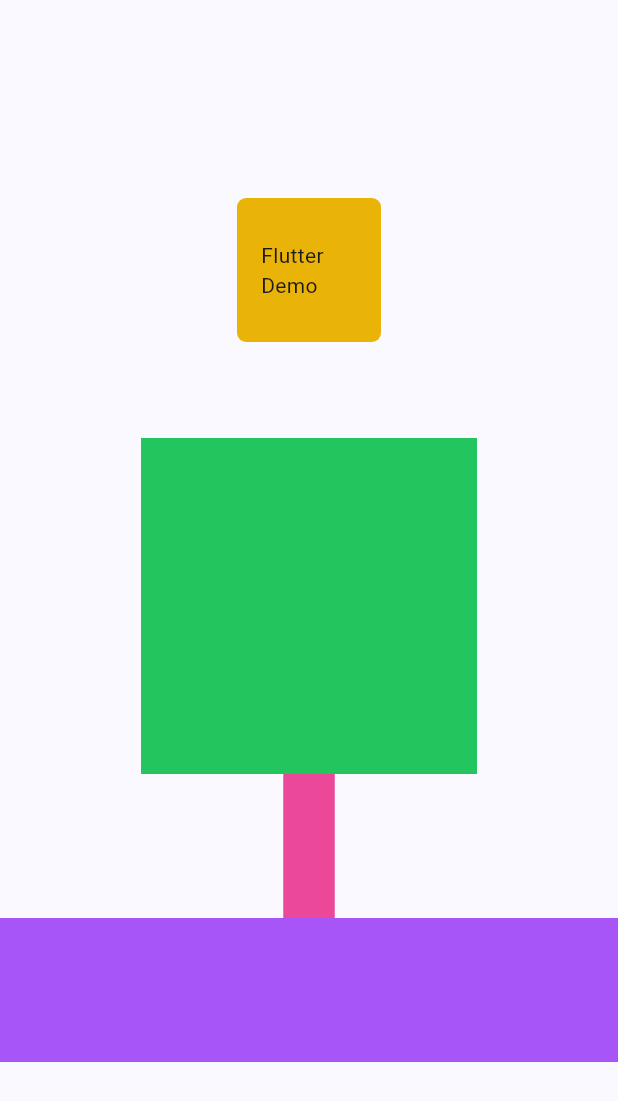
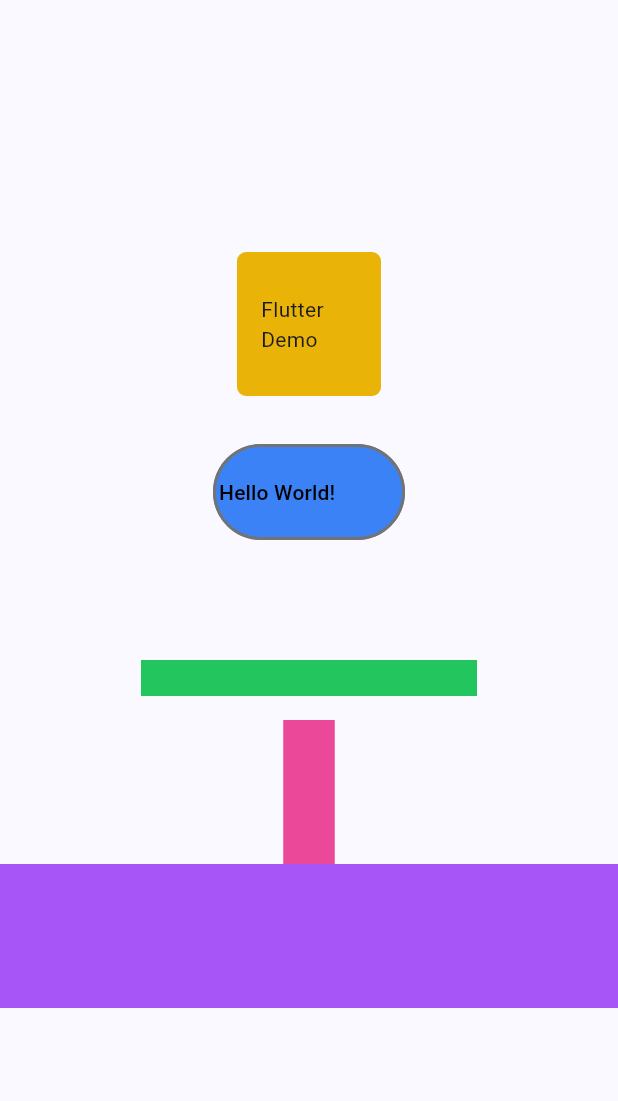
Before and after one commit to SquintInc/breeze_ui, a Flutter app: the screen it shows after launch, on a phone screen of 412 x 824 dp. Shown: the top 1101 px of the screen. Run offline on Flutter 3.47's test engine with Material 3 defaults, Android fonts, the phone set to English and light mode, and no system bars; missing offline and left inert: build, source_gen.

Commit message:
Add TwButton

```diff
--- a/examples/tailwind_elements_playground/lib/main.dart
+++ b/examples/tailwind_elements_playground/lib/main.dart
@@ -18,11 +18,11 @@ class TailwindElementsPlayground extends StatelessWidget {
         colorScheme: ColorScheme.fromSeed(seedColor: bg_blue_500.color),
         useMaterial3: true,
       ),
-      home: const Material(
+      home: Material(
         child: Column(
           mainAxisAlignment: MainAxisAlignment.center,
           children: [
-            TwDiv(
+            const TwDiv(
               style: TwStyle(
                 backgroundColor: bg_yellow_500,
                 width: w_24,
@@ -34,24 +34,55 @@ class TailwindElementsPlayground extends StatelessWidget {
               alignment: Alignment.center,
               child: Text('Flutter Demo'),
             ),
-            TwSizedBox(
+            TwButton(
+              onPressed: () {},
+              alignment: Alignment.centerLeft,
+              animationDuration: const Duration(milliseconds: 100),
+              style: const TwStyle(
+                backgroundColor: bg_blue_500,
+                width: w_32,
+                height: h_16,
+                margin: TwMargin.all(m_4),
+                padding: TwPadding.x(px_1),
+                borderRadius: TwBorderRadius.all(rounded_full),
+                border: TwBorder.all(border_2),
+                borderColor: border_neutral_500,
+              ),
+              hovered: const TwStyle(
+                backgroundColor: bg_red_700,
+                textColor: text_white,
+                borderRadius: TwBorderRadius.all(rounded_full),
+                border: TwBorder.all(border_8),
+                borderColor: border_neutral_500,
+              ),
+              pressed: const TwStyle(
+                backgroundColor: bg_green_700,
+                textColor: text_green_500,
+                borderRadius: TwBorderRadius.all(rounded_md),
+                border: TwBorder.all(border_4),
+                borderColor: border_black,
+              ),
+              child: const Text('Hello World!'),
+            ),
+            const TwSizedBox(
               height: h_12,
             ),
-            TwDiv(
+            const TwDiv(
               style: TwStyle(
                 width: w_56,
-                height: h_56,
+                height: h_6,
+                margin: TwMargin.all(m_4),
                 backgroundColor: bg_green_500,
               ),
             ),
-            TwDiv(
+            const TwDiv(
               style: TwStyle(
                 width: w_frac_1_12,
                 height: h_24,
                 backgroundColor: bg_pink_500,
               ),
             ),
-            TwDiv(
+            const TwDiv(
               style: TwStyle(
                 width: w_full,
                 height: h_24,
--- a/lib/widgets.dart
+++ b/lib/widgets.dart
@@ -1,2 +1,3 @@
+export 'widgets/button.dart';
 export 'widgets/div.dart';
 export 'widgets/sized_box.dart';
--- /dev/null
+++ b/lib/widgets/button.dart
@@ -0,0 +1,288 @@
+import 'package:flutter/material.dart';
+import 'package:tailwind_elements/config/options/box_types.dart';
+import 'package:tailwind_elements/widgets/div.dart';
+import 'package:tailwind_elements/widgets/style.dart';
+
+extension TwStyleButtonExtension on TwStyle {
+  /// Gets the [BorderSide] from a [TwStyle], which includes the border color
+  /// and width. Note that Material buttons only support a single border width
+  /// via TwBorder.all(...)
+  BorderSide toBorderSide() => BorderSide(
+        color: hasBorderDecoration
+            ? borderColor?.color ?? Colors.transparent
+            : Colors.transparent,
+        width: border?.all.value.logicalPixels ?? 0.0,
+        strokeAlign: borderStrokeAlign ?? BorderSide.strokeAlignInside,
+      );
+
+  bool get requiresDivWrapper =>
+      boxShadow != null ||
+      margin != null ||
+      hasConstraints ||
+      hasPercentageSize ||
+      hasPercentageConstraints;
+}
+
+/// A [TextButton] widget wrapper with support for Tailwind styled properties.
+@immutable
+class TwButton extends StatelessWidget {
+  /// Tailwind style properties (including styling for different button states)
+  final TwStyle style;
+
+  /// Style override for when the button is disabled
+  final TwStyle? disabled;
+
+  /// Style override for when the button is focused
+  final TwStyle? focused;
+
+  /// Style override for when the button is pressed
+  final TwStyle? pressed;
+
+  /// Style override for when the button is hovered
+  final TwStyle? hovered;
+
+  // Pass-through properties for [TextButton]
+  final Widget? child;
+  final VoidCallback? onPressed;
+  final VoidCallback? onLongPress;
+  final ValueChanged<bool>? onHover;
+  final ValueChanged<bool>? onFocusChange;
+  final FocusNode? focusNode;
+  final bool autofocus;
+  final Clip clipBehavior;
+  final MaterialStatesController? statesController;
+  final bool isSemanticButton;
+
+  // Pass-through properties for [ButtonStyle]
+  final MaterialTapTargetSize tapTargetSize;
+  final Duration animationDuration;
+  final AlignmentGeometry? alignment;
+
+  const TwButton({
+    required this.style,
+    this.disabled,
+    this.focused,
+    this.pressed,
+    this.hovered,
+    this.child,
+    this.onPressed,
+    this.onLongPress,
+    this.onHover,
+    this.onFocusChange,
+    this.focusNode,
+    this.autofocus = false,
+    this.clipBehavior = Clip.none,
+    this.statesController,
+    this.isSemanticButton = true,
+    this.tapTargetSize = MaterialTapTargetSize.padded,
+    this.animationDuration = const Duration(milliseconds: 0),
+    this.alignment,
+    super.key,
+  });
+
+  ButtonStyle _buttonStyle({
+    required final double widthPx,
+    required final double heightPx,
+  }) {
+    return ButtonStyle(
+      foregroundColor: MaterialStateProperty.resolveWith<Color>(
+        (final states) => switch (getSelectableState(states)) {
+          SelectableState.normal ||
+          SelectableState.dragged ||
+          SelectableState.selected =>
+            style.textColor?.color ?? Colors.black,
+          SelectableState.disabled => disabled?.textColor?.color ??
+              style.textColor?.color ??
+              Colors.black,
+          SelectableState.hovered =>
+            hovered?.textColor?.color ?? style.textColor?.color ?? Colors.black,
+          SelectableState.focused =>
+            focused?.textColor?.color ?? style.textColor?.color ?? Colors.black,
+          SelectableState.pressed =>
+            pressed?.textColor?.color ?? style.textColor?.color ?? Colors.black,
+        },
+      ),
+      backgroundColor: MaterialStateProperty.resolveWith<Color>(
+        (final states) => switch (getSelectableState(states)) {
+          SelectableState.normal ||
+          SelectableState.dragged ||
+          SelectableState.selected =>
+            style.backgroundColor?.color ?? Colors.transparent,
+          SelectableState.disabled => disabled?.backgroundColor?.color ??
+              style.backgroundColor?.color ??
+              Colors.transparent,
+          SelectableState.hovered => hovered?.backgroundColor?.color ??
+              style.backgroundColor?.color ??
+              Colors.transparent,
+          SelectableState.focused => focused?.backgroundColor?.color ??
+              style.backgroundColor?.color ??
+              Colors.transparent,
+          SelectableState.pressed => pressed?.backgroundColor?.color ??
+              style.backgroundColor?.color ??
+              Colors.transparent,
+        },
+      ),
+      minimumSize: MaterialStateProperty.all<Size>(
+        Size(widthPx, heightPx),
+      ),
+      fixedSize: MaterialStateProperty.all<Size>(
+        Size(widthPx, heightPx),
+      ),
+      maximumSize: MaterialStateProperty.all<Size>(
+        Size(widthPx, heightPx),
+      ),
+      padding: MaterialStateProperty.resolveWith<EdgeInsetsGeometry>(
+        (final states) => switch (getSelectableState(states)) {
+          SelectableState.normal ||
+          SelectableState.dragged ||
+          SelectableState.selected =>
+            style.padding?.toEdgeInsets() ?? EdgeInsets.zero,
+          SelectableState.disabled => disabled?.padding?.toEdgeInsets() ??
+              style.padding?.toEdgeInsets() ??
+              EdgeInsets.zero,
+          SelectableState.hovered => hovered?.padding?.toEdgeInsets() ??
+              style.padding?.toEdgeInsets() ??
+              EdgeInsets.zero,
+          SelectableState.focused => focused?.padding?.toEdgeInsets() ??
+              style.padding?.toEdgeInsets() ??
+              EdgeInsets.zero,
+          SelectableState.pressed => pressed?.padding?.toEdgeInsets() ??
+              style.padding?.toEdgeInsets() ??
+              EdgeInsets.zero,
+        },
+      ),
+      shape: style.hasBorderDecoration
+          ? MaterialStateProperty.resolveWith<OutlinedBorder?>(
+              (final states) => RoundedRectangleBorder(
+                borderRadius: style.borderRadius?.type == BoxCornerType.all
+                    ? style.borderRadius?.toBorderRadius() ?? BorderRadius.zero
+                    : BorderRadius.zero,
+                side: switch (getSelectableState(states)) {
+                  SelectableState.normal ||
+                  SelectableState.dragged ||
+                  SelectableState.selected =>
+                    style.toBorderSide(),
+                  SelectableState.disabled =>
+                    disabled?.toBorderSide() ?? style.toBorderSide(),
+                  SelectableState.hovered =>
+                    hovered?.toBorderSide() ?? style.toBorderSide(),
+                  SelectableState.focused =>
+                    focused?.toBorderSide() ?? style.toBorderSide(),
+                  SelectableState.pressed =>
+                    pressed?.toBorderSide() ?? style.toBorderSide(),
+                },
+              ),
+            )
+          : null,
+      side: style.hasBorderDecoration
+          ? MaterialStateProperty.resolveWith<BorderSide?>(
+              (final states) => switch (getSelectableState(states)) {
+                SelectableState.normal ||
+                SelectableState.dragged ||
+                SelectableState.selected =>
+                  style.toBorderSide(),
+                SelectableState.disabled =>
+                  disabled?.toBorderSide() ?? style.toBorderSide(),
+                SelectableState.hovered =>
+                  hovered?.toBorderSide() ?? style.toBorderSide(),
+                SelectableState.focused =>
+                  focused?.toBorderSide() ?? style.toBorderSide(),
+                SelectableState.pressed =>
+                  pressed?.toBorderSide() ?? style.toBorderSide(),
+              },
+            )
+          : null,
+      // Currently no support for overlay color
+      overlayColor: MaterialStateProperty.all<Color>(
+        Colors.transparent,
+      ),
+      // Currently no support for elevation color
+      elevation: MaterialStateProperty.all<double>(0),
+      shadowColor: null,
+      animationDuration: animationDuration,
+      tapTargetSize: tapTargetSize,
+      alignment: alignment,
+    );
+  }
+
+  bool get requiresDivWrapper =>
+      style.requiresDivWrapper ||
+      (disabled?.requiresDivWrapper ?? false) ||
+      (focused?.requiresDivWrapper ?? false) ||
+      (pressed?.requiresDivWrapper ?? false) ||
+      (hovered?.requiresDivWrapper ?? false);
+
+  TextButton _textButton({
+    required final double widthPx,
+    required final double heightPx,
+  }) =>
+      TextButton(
+        key: key,
+        onPressed: onPressed,
+        onLongPress: onLongPress,
+        onHover: onHover,
+        onFocusChange: onFocusChange,
+        style: _buttonStyle(
+          widthPx: widthPx,
+          heightPx: heightPx,
+        ),
+        focusNode: focusNode,
+        autofocus: autofocus,
+        clipBehavior: clipBehavior,
+        statesController: statesController,
+        isSemanticButton: isSemanticButton,
+        child: child ?? const SizedBox(),
+      );
+
+  @override
+  Widget build(final BuildContext context) {
+    if (requiresDivWrapper) {
+      return TwDiv(
+        key: key,
+        alignment: alignment,
+        clipBehavior: clipBehavior,
+        style: TwStyle(
+          width: style.width,
+          height: style.height,
+          borderRadius: style.borderRadius,
+          boxShadow: style.boxShadow,
+          margin: style.margin,
+          minWidth: style.minWidth,
+          minHeight: style.minHeight,
+          maxWidth: style.maxWidth,
+          maxHeight: style.maxHeight,
+        ),
+        child: (style.hasPercentageSize || style.hasPercentageConstraints)
+            ? LayoutBuilder(
+                builder: (
+                  final BuildContext context,
+                  final BoxConstraints parentConstraints,
+                ) {
+                  final parentWidth = parentConstraints.maxWidth;
+                  final parentHeight = parentConstraints.maxHeight;
+                  final widthPx = style.width.value.isPercentageBased
+                      ? parentWidth * style.width.value.percentage
+                      : style.width.value.logicalPixels;
+                  final heightPx = style.height.value.isPercentageBased
+                      ? parentHeight * style.height.value.percentage
+                      : style.height.value.logicalPixels;
+
+                  return _textButton(
+                    widthPx: widthPx,
+                    heightPx: heightPx,
+                  );
+                },
+              )
+            : _textButton(
+                widthPx: style.width.value.logicalPixels,
+                heightPx: style.height.value.logicalPixels,
+              ),
+      );
+    }
+
+    return _textButton(
+      widthPx: style.width.value.logicalPixels,
+      heightPx: style.height.value.logicalPixels,
+    );
+  }
+}
--- a/lib/widgets/style.dart
+++ b/lib/widgets/style.dart
@@ -1,5 +1,5 @@
 // ignore_for_file: always_put_required_named_parameters_first
-import 'package:flutter/widgets.dart';
+import 'package:flutter/material.dart';
 import 'package:tailwind_elements/config/options/borders/border_radius.dart';
 import 'package:tailwind_elements/config/options/borders/border_width.dart';
 import 'package:tailwind_elements/config/options/colors.dart';
@@ -18,6 +18,36 @@ import 'package:tailwind_elements/widgets/extensions/extensions.dart';
 export 'package:tailwind_elements/config/options/units.dart';
 export 'package:tailwind_elements/widgets/extensions/extensions.dart';
 
+/// Simplified wrapper for [MaterialState] values to provide exhaustive switch
+/// cases. This does not account for combinations of [MaterialState] values and
+/// simply assumes that each selectable state is mutually exclusive.
+enum SelectableState {
+  normal,
+  disabled,
+  hovered,
+  focused,
+  pressed,
+  dragged,
+  selected,
+}
+
+SelectableState getSelectableState(final Set<MaterialState> states) {
+  if (states.contains(MaterialState.disabled)) {
+    return SelectableState.disabled;
+  } else if (states.contains(MaterialState.dragged)) {
+    return SelectableState.dragged;
+  } else if (states.contains(MaterialState.selected)) {
+    return SelectableState.selected;
+  } else if (states.contains(MaterialState.pressed)) {
+    return SelectableState.pressed;
+  } else if (states.contains(MaterialState.hovered)) {
+    return SelectableState.hovered;
+  } else if (states.contains(MaterialState.focused)) {
+    return SelectableState.focused;
+  }
+  return SelectableState.normal;
+}
+
 /// Flattened style data class for all Tailwind CSS properties.
 @immutable
 class TwStyle {
@@ -25,6 +55,9 @@ class TwStyle {
   final TwBackgroundColor? backgroundColor;
   final DecorationImage? backgroundImage;
   final Gradient? backgroundGradient;
+
+  // Foreground styling (if applicable)
+  final TwTextColor? textColor;
 
   // Effect styling
   final TwBoxShadows? boxShadow;
@@ -54,6 +87,9 @@ class TwStyle {
     this.backgroundImage,
     this.backgroundGradient,
 
+    // Foreground
+    this.textColor,
+
     // Effect styling
     this.boxShadow,
     this.boxShadowColor,
@@ -66,10 +102,10 @@ class TwStyle {
 
     // Sizing styling
     this.minWidth,
-    required this.width,
+    this.width = const TwWidth(PxUnit(0)),
     this.maxWidth,
     this.minHeight,
-    required this.height,
+    this.height = const TwHeight(PxUnit(0)),
     this.maxHeight,
 
     // Spacing styling
```
